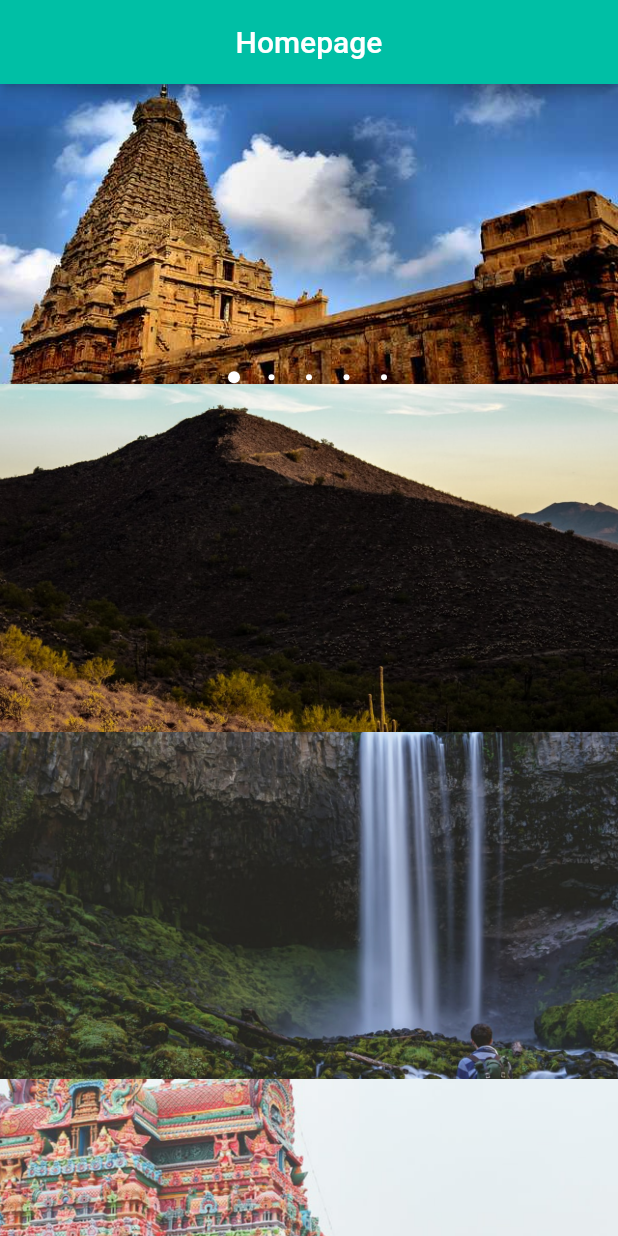
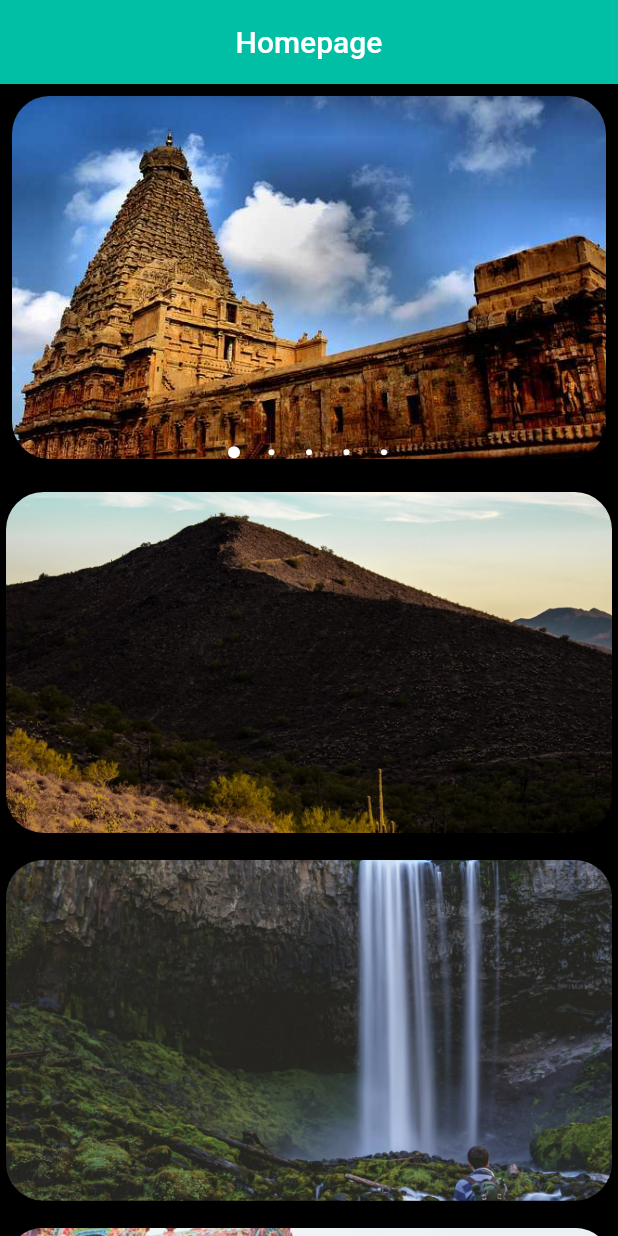
Before and after one commit to iamJana/Travelog, a Flutter app: the screen it shows after launch, on a phone screen of 412 x 824 dp. Run offline on Flutter 3.47's test engine with Material 2 defaults, Android fonts, the phone set to English and light mode, and no system bars; drawn by our look-alikes of carousel_pro.

Commit message:
Card Images

```diff
--- a/lib/main.dart
+++ b/lib/main.dart
@@ -7,6 +7,7 @@ void main() {
       debugShowCheckedModeBanner: false,
       title: 'Travelog',
       home: Slide(),
+
     ),
   );
 }
--- /dev/null
+++ b/lib/slide/himages.dart
@@ -0,0 +1,13 @@
+import 'package:flutter/material.dart';
+
+class Himage extends StatelessWidget {
+  final String _path;
+  Himage(this._path);
+  @override
+  Widget build(BuildContext context) {
+    return ClipRRect(
+      borderRadius: BorderRadius.circular(25.0),
+      child: Image(image: AssetImage(_path)),
+    );
+  }
+}
--- a/lib/slide/slideimg.dart
+++ b/lib/slide/slideimg.dart
@@ -1,7 +1,6 @@
-
-
 import 'package:flutter/material.dart';
 import 'package:carousel_pro/carousel_pro.dart';
+import 'himages.dart';
 //import 'package:url_launcher/url_launcher.dart';
 
 class Slide extends StatefulWidget {
@@ -14,7 +13,11 @@ class _SlideState extends State<Slide> {
   Widget build(BuildContext context) {
     // ignore: non_constant_identifier_names
     Widget image_slider_carousel = Container(
-      height: 200.0,
+      height: 250.0,
+      child: Card(
+        color: Colors.black,
+        child: ClipRRect(
+          borderRadius: BorderRadius.circular(25.0),
           child: Carousel(
             boxFit: BoxFit.cover,
             images: [
@@ -29,8 +32,11 @@ class _SlideState extends State<Slide> {
             dotBgColor: Color(0x00000000),
             dotSize: 4.0,
           ),
+        ),
+      ),
     );
     return Scaffold(
+        backgroundColor: Colors.black,
         appBar: AppBar(
           title: Center(
             child: Text(
@@ -39,24 +45,27 @@ class _SlideState extends State<Slide> {
           ),
           backgroundColor: Colors.tealAccent[700],
         ),
-      body: ListView(
-        children: [image_slider_carousel,
-        Image(
-          image: AssetImage('images/himages/1.png'),
-        ),
-        Image(
-          image: AssetImage('images/himages/2.png'),
-        ),
-        Image(
-          image: AssetImage('images/himages/3.png'),
-        ),
-        Image(
-          image: AssetImage('images/himages/4.png'),
-        )
-
+        body: SingleChildScrollView(
+          child: Column(
+            children: [
+              Card(
+                color: Colors.black,
+                child: Column(
+                  children: [
+                    image_slider_carousel,
+                    Padding(padding: EdgeInsets.only(bottom: 18.0)),
+                    Himage('images/himages/1.png'),
+                    Padding(padding: EdgeInsets.only(bottom: 18.0)),
+                    Himage('images/himages/2.png'),
+                    Padding(padding: EdgeInsets.only(bottom: 18.0)),
+                    Himage('images/himages/3.png'),
+                    Padding(padding: EdgeInsets.only(bottom: 18.0)),
+                    Himage('images/himages/4.png'),
                   ],
                 ),
-
-    );
+              ),
+            ],
+          ),
+        ));
   }
 }
```
Lines whose indentation alone changed are shown as unchanged.
